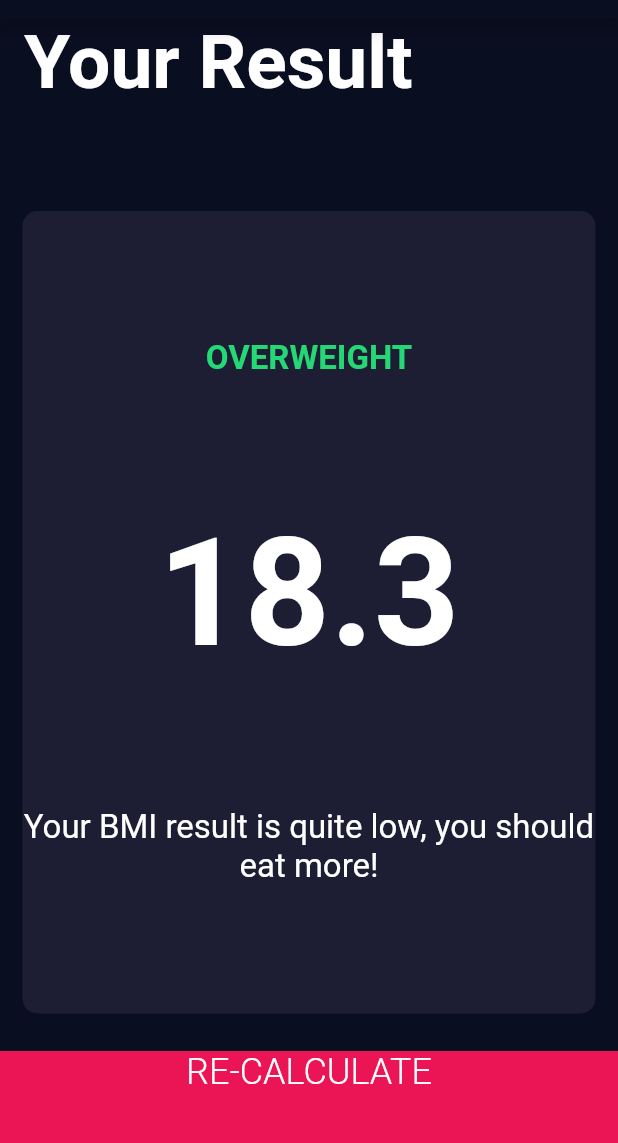
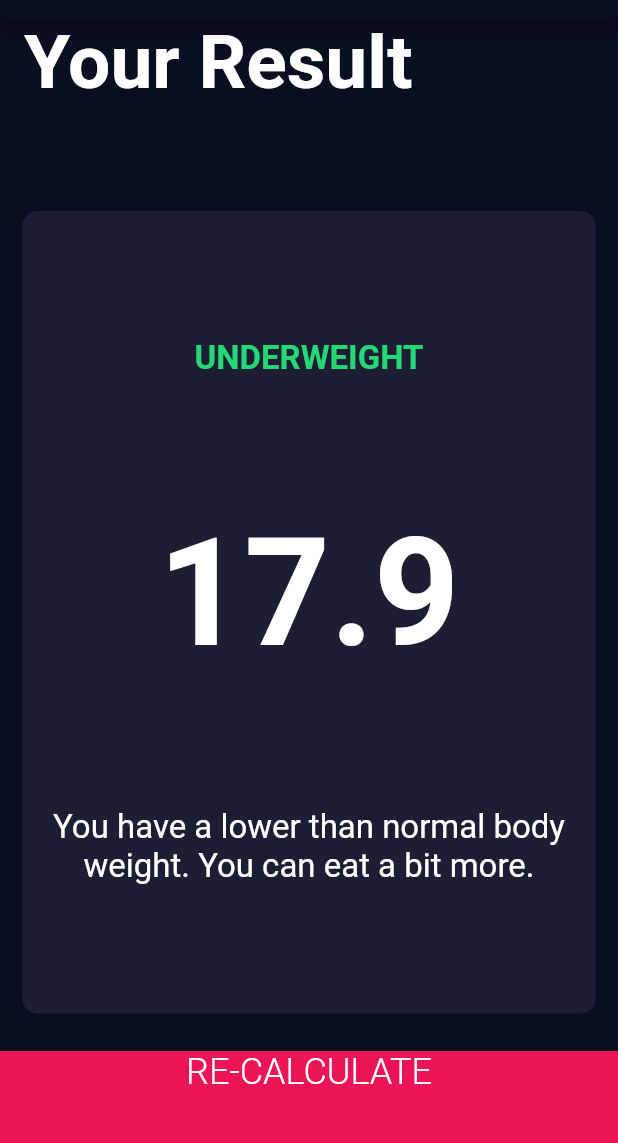
Before and after one commit to Flutter-Streamliner/BMI-Calculator, a Flutter app: the screen it shows after launch, after a tap on "CALCULATE YOUR BMI", on a phone screen of 412 x 824 dp, the part 65-1208 px from its top. Run offline on Flutter 3.47's test engine with Material 2 defaults, Android fonts, the phone set to English and light mode, and no system bars; our stand-ins replace font_awesome_flutter.

Commit message:
Add BMI Calculator Functionality

```diff
--- /dev/null
+++ b/lib/calculator_brain.dart
@@ -0,0 +1,37 @@
+import 'dart:math';
+
+import 'package:meta/meta.dart';
+
+class CalculatorBrain {
+  final int height;
+  final int weight;
+  double _bmi;
+
+  CalculatorBrain({@required this.height, @required this.weight}) {
+    _bmi = weight / pow(height / 100, 2);
+  }
+
+  String getBMIString() => _bmi.toStringAsFixed(1);
+
+  String getResult() {
+    if (_bmi >= 25) {
+      return 'Overweight';
+    } else if (_bmi > 18.5) {
+      return 'Normal';
+    } else {
+      return 'Underweight';
+    }
+  }
+
+  String getInterpretation() {
+    if (_bmi >= 25) {
+        return 'You have a higher than normal body weight. Try to exercise more.';
+      } else if (_bmi > 18.5) {
+        return 'You have a normal body weight. Good job!';
+      } else {
+        return 'You have a lower than normal body weight. You can eat a bit more.';
+    }
+  }
+
+
+}
--- a/lib/pages/input_page.dart
+++ b/lib/pages/input_page.dart
@@ -1,3 +1,4 @@
+import 'package:bmi_calculator/calculator_brain.dart';
 import 'package:bmi_calculator/pages/results_page.dart';
 import 'package:bmi_calculator/widgets/calculate_button.dart';
 import 'package:bmi_calculator/widgets/reusable_card.dart';
@@ -181,7 +182,14 @@ class _InputPageState extends State<InputPage> {
             CalculateButton(
               title: 'CALCULATE YOUR BMI',
               onPressed: (){
-                Navigator.maybeOf(context).push(MaterialPageRoute(builder: (context) => ResultsPage()));
+                CalculatorBrain brain = CalculatorBrain(height: height, weight: weight);
+                Navigator.maybeOf(context).push(MaterialPageRoute(builder: (context) =>
+                  ResultsPage(
+                    bmiResults: brain.getBMIString(),
+                    resultText: brain.getResult(),
+                    interpretation: brain.getInterpretation(),
+                  ),
+                ));
               }
             ),
           ],
--- a/lib/pages/results_page.dart
+++ b/lib/pages/results_page.dart
@@ -1,4 +1,3 @@
-import 'package:bmi_calculator/pages/input_page.dart';
 import 'package:bmi_calculator/widgets/calculate_button.dart';
 import 'package:bmi_calculator/widgets/reusable_card.dart';
 import 'package:flutter/material.dart';
@@ -6,6 +5,15 @@ import 'package:flutter/material.dart';
 import '../constants.dart';
 
 class ResultsPage extends StatelessWidget {
+
+  final String bmiResults;
+  final String resultText;
+  final String interpretation;
+
+  const ResultsPage({@required this.bmiResults,
+                     @required this.resultText,
+                     @required this.interpretation});
+
   @override
   Widget build(BuildContext context) {
     return Scaffold(
@@ -29,9 +37,9 @@ class ResultsPage extends StatelessWidget {
                 crossAxisAlignment: CrossAxisAlignment.center,
                 mainAxisAlignment: MainAxisAlignment.spaceEvenly,
                 children: [
-                  Text('OVERWEIGHT', style: kResultTextStyle,),
-                  Text('18.3', style: kBMITextStyle,),
-                  Text('Your BMI result is quite low, you should eat more!', style: kBodyTextStyle, textAlign: TextAlign.center,),
+                  Text(resultText.toUpperCase(), style: kResultTextStyle,),
+                  Text(bmiResults, style: kBMITextStyle,),
+                  Text(interpretation, style: kBodyTextStyle, textAlign: TextAlign.center,),
                 ],
               ),
             ),
```
